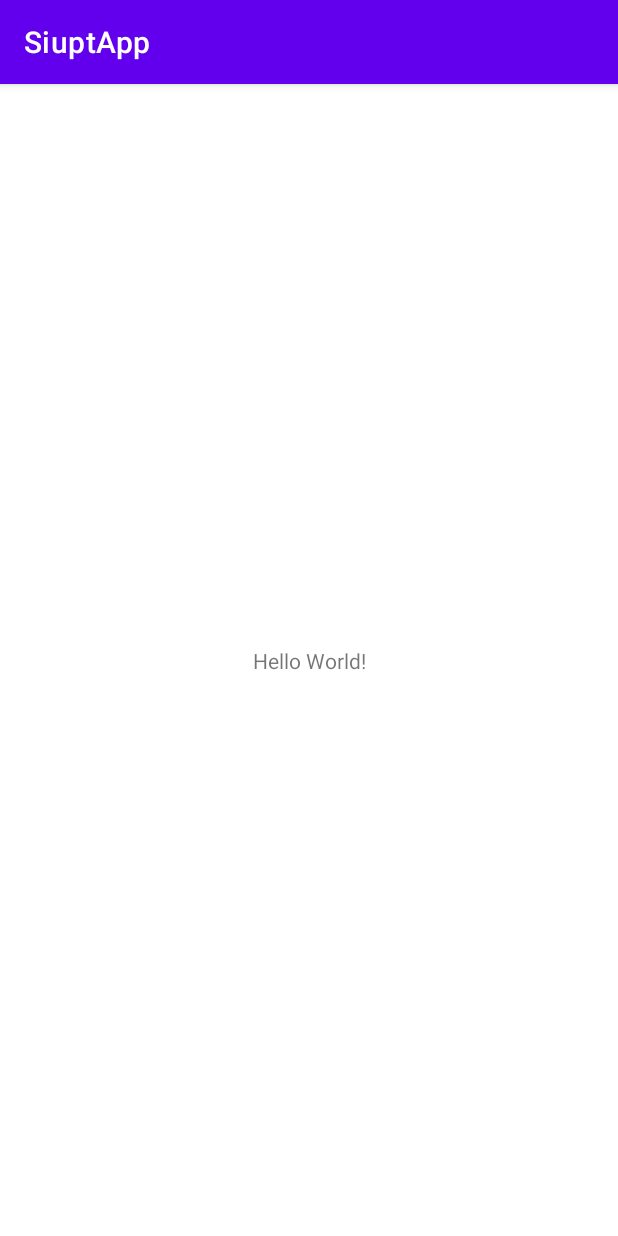
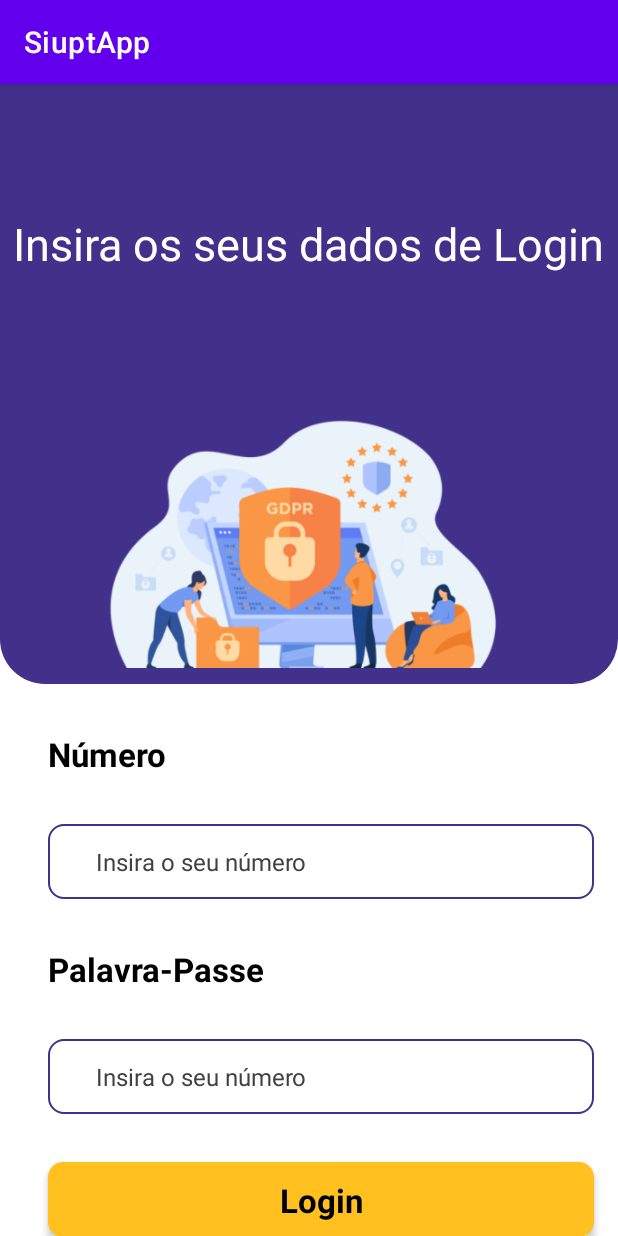
Before and after one commit to MiguelFerreira18/SiuptApp, an Android app: the screen it shows after launch (MainActivity), on a phone screen of 412 x 824 dp. Run offline under Robolectric (Android 15) with nearby library versions, the phone set to English and light mode, and no system bars; our stand-ins replace Volley.

Commit message:
Layour login feito, falta metodos

```diff
--- a/app/src/main/java/devapp/upt/siuptapp/MainActivity.java
+++ b/app/src/main/java/devapp/upt/siuptapp/MainActivity.java
@@ -8,6 +8,7 @@ import android.net.NetworkCapabilities;
 import android.os.Bundle;
 import android.os.Handler;
 import android.util.Log;
+import android.view.View;
 import android.widget.Button;
 import android.widget.EditText;
 import android.widget.TextView;
@@ -30,13 +31,23 @@ public class MainActivity extends AppCompatActivity {
     String token, myUc;
     Db_handler db;
 
+    TextView numero;
+    TextView nome;
+
 
     @Override
     protected void onCreate(Bundle savedInstanceState) {
         super.onCreate(savedInstanceState);
         setContentView(R.layout.activity_main);
+
+        numero = findViewById(R.id.editTextTextPersonName);
+        nome = findViewById(R.id.editTextTextPersonName2);
     }
 
+    public void login(View v)
+    {
+
+    }
 
 
 
--- /dev/null
+++ b/app/src/main/res/drawable/backgroud_edittext.xml
@@ -0,0 +1,10 @@
+<?xml version="1.0" encoding="utf-8"?>
+<selector xmlns:android="http://schemas.android.com/apk/res/android">
+    <item>
+        <shape android:shape="rectangle">
+            <corners  android:radius="10dp"/>
+            <solid android:color="#ffffff"/>
+            <stroke android:width="1dp" android:color="#41318a"/>
+        </shape>
+    </item>
+</selector>
--- /dev/null
+++ b/app/src/main/res/drawable/btn_amarelo.xml
@@ -0,0 +1,9 @@
+<?xml version="1.0" encoding="utf-8"?>
+<selector xmlns:android="http://schemas.android.com/apk/res/android">
+    <item>
+        <shape android:shape="rectangle">
+            <solid android:color="#FFC020"/>
+            <corners android:radius="10dp"/>
+        </shape>
+    </item>
+</selector>
--- /dev/null
+++ b/app/src/main/res/drawable/top_roxo.xml
@@ -0,0 +1,9 @@
+<?xml version="1.0" encoding="utf-8"?>
+<selector xmlns:android="http://schemas.android.com/apk/res/android">
+    <item>
+        <shape android:shape="rectangle">
+            <solid android:color="#41318a"/>
+            <corners android:bottomLeftRadius="30dp" android:bottomRightRadius="30dp"/>
+        </shape>
+    </item>
+</selector>
--- a/app/src/main/res/layout/activity_main.xml
+++ b/app/src/main/res/layout/activity_main.xml
@@ -6,13 +6,126 @@
     android:layout_height="match_parent"
     tools:context=".MainActivity">
 
+    <ScrollView
+        android:layout_width="match_parent"
+        android:layout_height="match_parent"
+        tools:ignore="SpeakableTextPresentCheck">
+
+        <LinearLayout
+            android:layout_width="match_parent"
+            android:layout_height="wrap_content"
+            android:orientation="vertical">
+
+            <androidx.constraintlayout.widget.ConstraintLayout
+                android:layout_width="match_parent"
+                android:layout_height="400dp"
+                android:background="@drawable/top_roxo">
+
+                <ImageView
+                    android:id="@+id/imageView2"
+                    android:layout_width="269dp"
+                    android:layout_height="187dp"
+                    app:layout_constraintBottom_toBottomOf="parent"
+                    app:layout_constraintEnd_toEndOf="parent"
+                    app:layout_constraintHorizontal_bias="0.496"
+                    app:layout_constraintStart_toStartOf="parent"
+                    app:srcCompat="@drawable/img_2" />
+
                 <TextView
+                    android:id="@+id/textView"
                     android:layout_width="wrap_content"
                     android:layout_height="wrap_content"
-        android:text="Hello World!"
+                    android:text="@string/login"
+                    android:textColor="#ffffff"
+                    android:textSize="30sp"
+                    app:layout_constraintBottom_toTopOf="@+id/imageView2"
+                    app:layout_constraintEnd_toEndOf="parent"
+                    app:layout_constraintStart_toStartOf="parent"
+                    app:layout_constraintTop_toTopOf="parent"
+                    />
+            </androidx.constraintlayout.widget.ConstraintLayout>
+
+            <TextView
+                android:id="@+id/textView2"
+                android:layout_width="match_parent"
+                android:layout_height="wrap_content"
+                android:layout_marginStart="32dp"
+                android:layout_marginTop="32dp"
+                android:layout_marginEnd="16dp"
+                android:text="@string/numero"
+                android:textColor="#000000"
+                android:textSize="22sp"
+                android:textStyle="bold" />
+
+            <EditText
+                android:id="@+id/editTextTextPersonName"
+                android:layout_width="match_parent"
+                android:layout_height="50dp"
+                android:ems="10"
+                android:hint="Insira o seu número"
+                android:inputType="textPersonName"
+                android:textColorHint="#404040"
+                android:text=""
+                android:paddingStart="32dp"
+                android:layout_marginStart="32dp"
+                android:layout_marginTop="32dp"
+                android:layout_marginEnd="16dp"
+                android:textSize="16sp"
+                android:background="@drawable/backgroud_edittext"/>
+
+            <TextView
+                android:id="@+id/textView3"
+                android:layout_width="match_parent"
+                android:layout_height="wrap_content"
+                android:layout_marginStart="32dp"
+                android:layout_marginTop="32dp"
+                android:layout_marginEnd="16dp"
+                android:text="@string/passe"
+                android:textColor="#000000"
+                android:textSize="22sp"
+                android:textStyle="bold" />
+
+            <EditText
+                android:id="@+id/editTextTextPersonName2"
+                android:layout_width="match_parent"
+                android:layout_height="50dp"
+                android:layout_marginStart="32dp"
+                android:layout_marginTop="32dp"
+                android:layout_marginEnd="16dp"
+                android:background="@drawable/backgroud_edittext"
+                android:ems="10"
+                android:hint="Insira o seu número"
+                android:inputType="textPassword"
+                android:paddingStart="32dp"
+                android:text=""
+                android:textColorHint="#404040"
+                android:textSize="16sp" />
+
+            <androidx.constraintlayout.widget.ConstraintLayout
+                android:layout_width="match_parent"
+                android:layout_height="50dp"
+                android:background="@drawable/btn_amarelo"
+                android:layout_marginStart="32dp"
+                android:layout_marginTop="32dp"
+                android:layout_marginEnd="16dp"
+                android:elevation="3dp"
+                >
+
+                <TextView
+                    android:id="@+id/textView4"
+                    android:layout_width="wrap_content"
+                    android:layout_height="wrap_content"
+                    android:text="@string/loginB"
                     app:layout_constraintBottom_toBottomOf="parent"
                     app:layout_constraintEnd_toEndOf="parent"
                     app:layout_constraintStart_toStartOf="parent"
-        app:layout_constraintTop_toTopOf="parent" />
+                    app:layout_constraintTop_toTopOf="parent"
+                    android:textColor="#000000"
+                    android:textSize="22sp"
+                    android:textStyle="bold"/>
+            </androidx.constraintlayout.widget.ConstraintLayout>
 
+
+        </LinearLayout>
+    </ScrollView>
 </androidx.constraintlayout.widget.ConstraintLayout>
--- a/app/src/main/res/values/strings.xml
+++ b/app/src/main/res/values/strings.xml
@@ -9,4 +9,12 @@
         <item>quinta</item>
         <item>Sexta</item>
     </string-array>
+
+    <string name="login">Insira os seus dados de Login</string>
+    <string name="numero">Número</string>
+    <string name="Hintnumero">Insira o seu número de utilizador</string>
+    <string name="passe">Palavra-Passe</string>
+    <string name="Hintpasse">Insira a sua palavra-passe</string>
+    <string name="loginB">Login</string>
+
 </resources>
```
Also changed, not shown: app/src/main/res/drawable-v24/img_2.png (added). Lines whose indentation alone changed are shown as unchanged.
